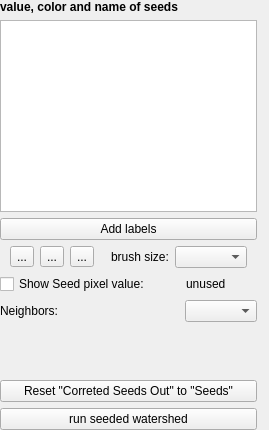
The window that ilastik/applets/watershedLabeling/watershedLabelingDrawer.ui (ilastik/ilastik) describes before a commit, drawn with Qt 5.
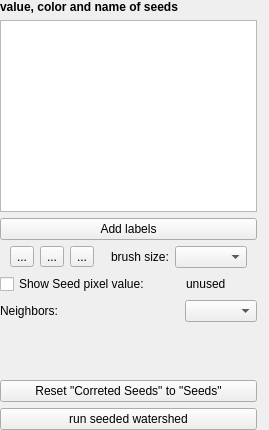
The same window after the commit. Custom widgets are drawn as their Qt base class.

Commit message: seeds and watershed together with slots and with bugs

Patch:
```diff
--- a/ilastik/applets/watershedLabeling/watershedLabelingDrawer.ui
+++ b/ilastik/applets/watershedLabeling/watershedLabelingDrawer.ui
@@ -252,7 +252,7 @@
      <item>
       <widget class="QPushButton" name="resetSeedsPushButton">
        <property name="text">
-        <string>Reset &quot;Correted Seeds Out&quot; to &quot;Seeds&quot;</string>
+        <string>Reset &quot;Correted Seeds&quot; to &quot;Seeds&quot;</string>
        </property>
       </widget>
      </item>
```
The commit also changes 9 other files.
